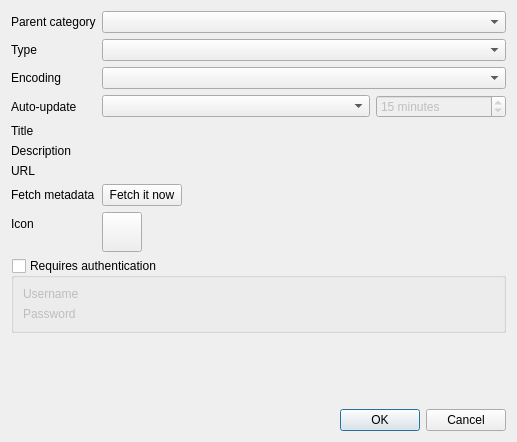
This is src/services/standard/gui/formstandardfeeddetails.ui in martinrotter/rssguard as Qt 5 draws it before an edit. The edited form follows.
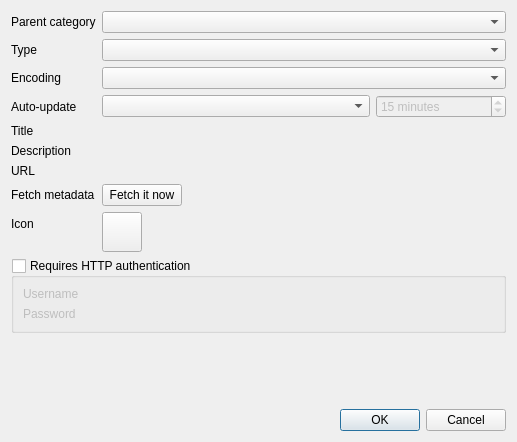
This is the edited form. Custom widgets are drawn as their Qt base class.

```diff
--- a/src/services/standard/gui/formstandardfeeddetails.ui
+++ b/src/services/standard/gui/formstandardfeeddetails.ui
@@ -238,7 +238,7 @@
         <string>Some feeds require authentication, including GMail feeds. BASIC, NTLM-2 and DIGEST-MD5 authentication schemes are supported.</string>
        </property>
        <property name="title">
-        <string>Requires authentication</string>
+        <string>Requires HTTP authentication</string>
        </property>
        <property name="flat">
         <bool>false</bool>
```
